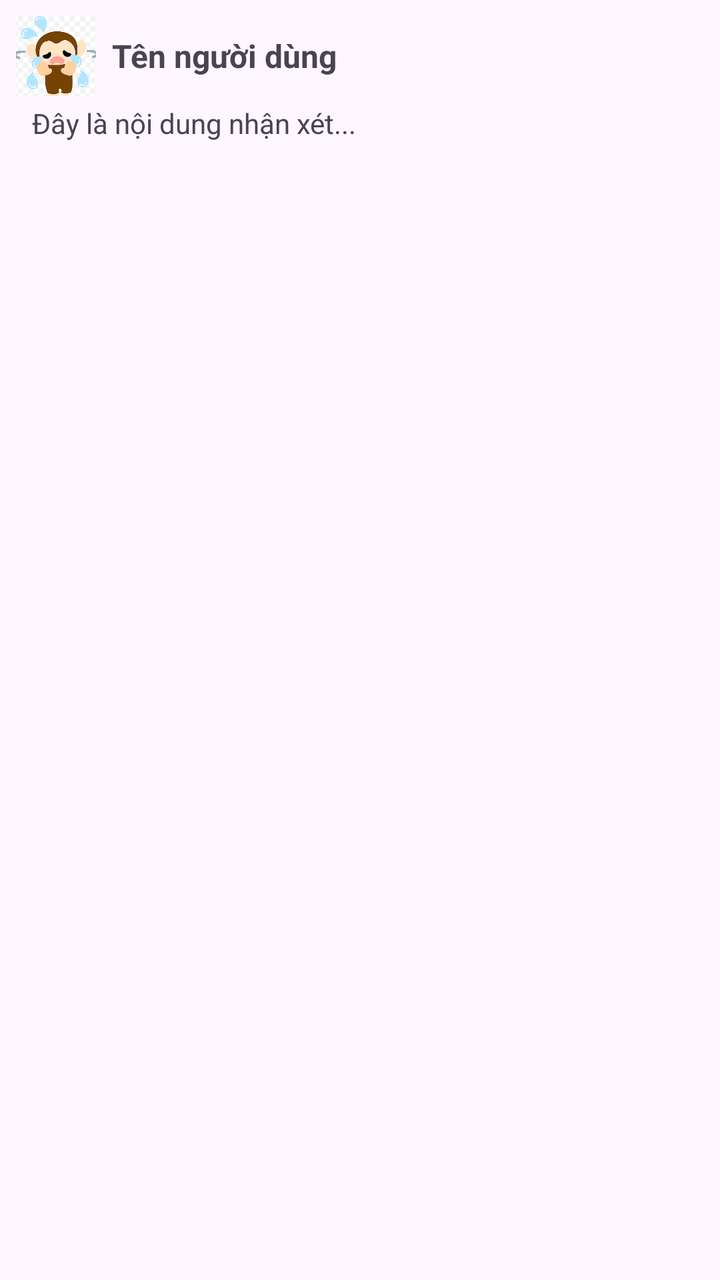
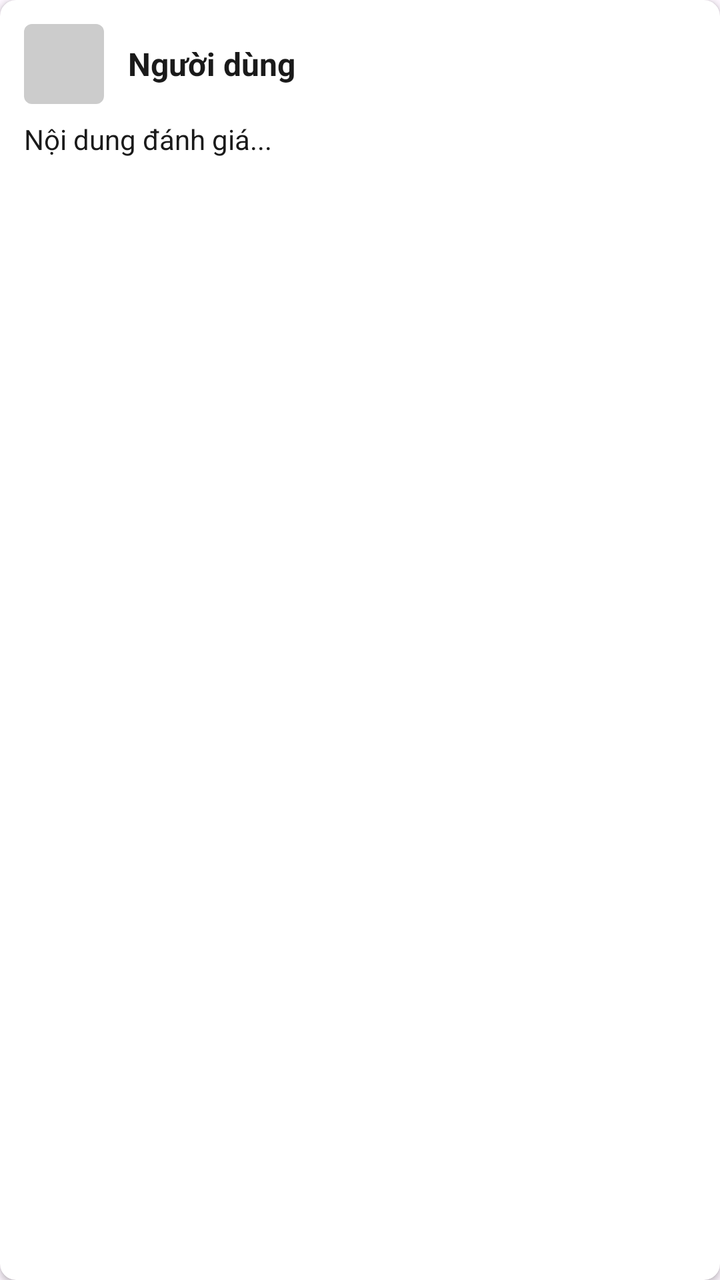

Two renders of the same Android screen: before a commit and after it. Below are the layout's source before the change and the commit's diff.
<!-- AndroidManifest.xml: application theme Theme.DEMO -->
<!-- res/layout/viewholder_list_comment.xml -->
<LinearLayout xmlns:android="http://schemas.android.com/apk/res/android"
    android:layout_width="match_parent"
    android:layout_height="wrap_content"
    android:orientation="vertical"
    android:padding="8dp"
    android:layout_marginStart="4dp"
    android:layout_marginEnd="12dp"
    android:layout_marginBottom="12dp"
    android:layout_marginTop="12dp"
    >


    <LinearLayout
        android:layout_width="match_parent"
        android:layout_height="wrap_content"
        android:orientation="horizontal"

        >

        <ImageView
            android:id="@+id/imageView_comment"
            android:layout_width="40dp"
            android:layout_height="40dp"
            android:scaleType="centerCrop"
            android:src="@drawable/usx"

            />

        <TextView
            android:id="@+id/txtName_comment"
            android:layout_width="wrap_content"
            android:layout_height="wrap_content"
            android:layout_gravity="center_vertical"
            android:layout_marginStart="8dp"
            android:text="Tên người dùng"
            android:textSize="16sp"
            android:textStyle="bold" />
    </LinearLayout>


    <TextView
        android:id="@+id/txtComment"
        android:layout_width="wrap_content"
        android:layout_height="wrap_content"
        android:layout_marginTop="4dp"
        android:layout_marginStart="8dp"
        android:text="Đây là nội dung nhận xét..."
        android:textSize="14sp" />


    <ImageView
        android:id="@+id/commentImage"
        android:layout_width="match_parent"
        android:layout_height="200dp"
        android:layout_marginTop="4dp"
        android:scaleType="centerCrop"
        android:visibility="gone" />


    <VideoView
        android:id="@+id/commentVideo"
        android:layout_width="match_parent"
        android:layout_height="200dp"
        android:layout_marginTop="4dp"
        android:visibility="gone" />




</LinearLayout>
<!-- resources referenced by this layout -->
<resources>
  <!-- drawable usx: png bitmap (drawable, 4106 bytes) -->
  <style name="Theme.DEMO" parent="Base.Theme.DEMO" />
  <style name="Base.Theme.DEMO" parent="Theme.Material3.DayNight.NoActionBar">
          
          
  
           <item name="colorPrimaryVariant">@color/lavender</item>
  
      </style>
  <color name="lavender">#5C6BC0</color>
</resources>

<!-- the commit's change to res/layout/viewholder_list_comment.xml (unified diff, before → after) -->
@@ -1,70 +1,70 @@
-<LinearLayout xmlns:android="http://schemas.android.com/apk/res/android"
+<?xml version="1.0" encoding="utf-8"?>
+<androidx.cardview.widget.CardView
+    xmlns:android="http://schemas.android.com/apk/res/android"
+    xmlns:app="http://schemas.android.com/apk/res-auto"
     android:layout_width="match_parent"
     android:layout_height="wrap_content"
-    android:orientation="vertical"
-    android:padding="8dp"
-    android:layout_marginStart="4dp"
-    android:layout_marginEnd="12dp"
-    android:layout_marginBottom="12dp"
-    android:layout_marginTop="12dp"
-    >
-
+    android:layout_margin="8dp"
+    app:cardCornerRadius="8dp"
+    app:cardElevation="2dp">
 
     <LinearLayout
         android:layout_width="match_parent"
         android:layout_height="wrap_content"
-        android:orientation="horizontal"
+        android:orientation="vertical"
+        android:padding="12dp">
 
-        >
+        <LinearLayout
+            android:layout_width="match_parent"
+            android:layout_height="wrap_content"
+            android:orientation="horizontal"
+            android:gravity="center_vertical">
+
+            <ImageView
+                android:id="@+id/imgAvatar"
+                android:layout_width="40dp"
+                android:layout_height="40dp"
+                android:layout_marginEnd="12dp"
+                android:src="@drawable/placeholder"
+                android:scaleType="centerCrop"/>
+
+            <TextView
+                android:id="@+id/txtNameComment"
+                android:layout_width="0dp"
+                android:layout_height="wrap_content"
+                android:layout_weight="1"
+                android:text="Người dùng"
+                android:textSize="16sp"
+                android:textStyle="bold"
+                android:textColor="@color/black"/>
+
+        </LinearLayout>
+
+        <TextView
+            android:id="@+id/txtComment"
+            android:layout_width="match_parent"
+            android:layout_height="wrap_content"
+            android:layout_marginTop="8dp"
+            android:text="Nội dung đánh giá..."
+            android:textSize="14sp"
+            android:textColor="@color/black"
+            android:lineSpacingExtra="4dp"/>
 
         <ImageView
-            android:id="@+id/imageView_comment"
-            android:layout_width="40dp"
-            android:layout_height="40dp"
-            android:scaleType="centerCrop"
-            android:src="@drawable/usx"
+            android:id="@+id/commentImage"
+            android:layout_width="120dp"
+            android:layout_height="120dp"
+            android:layout_marginTop="8dp"
+            android:visibility="gone"
+            android:scaleType="centerCrop"/>
 
-            />
+        <VideoView
+            android:id="@+id/commentVideo"
+            android:layout_width="match_parent"
+            android:layout_height="200dp"
+            android:layout_marginTop="8dp"
+            android:visibility="gone"/>
 
-        <TextView
-            android:id="@+id/txtName_comment"
-            android:layout_width="wrap_content"
-            android:layout_height="wrap_content"
-            android:layout_gravity="center_vertical"
-            android:layout_marginStart="8dp"
-            android:text="Tên người dùng"
-            android:textSize="16sp"
-            android:textStyle="bold" />
     </LinearLayout>
 
-
-    <TextView
-        android:id="@+id/txtComment"
-        android:layout_width="wrap_content"
-        android:layout_height="wrap_content"
-        android:layout_marginTop="4dp"
-        android:layout_marginStart="8dp"
-        android:text="Đây là nội dung nhận xét..."
-        android:textSize="14sp" />
-
-
-    <ImageView
-        android:id="@+id/commentImage"
-        android:layout_width="match_parent"
-        android:layout_height="200dp"
-        android:layout_marginTop="4dp"
-        android:scaleType="centerCrop"
-        android:visibility="gone" />
-
-
-    <VideoView
-        android:id="@+id/commentVideo"
-        android:layout_width="match_parent"
-        android:layout_height="200dp"
-        android:layout_marginTop="4dp"
-        android:visibility="gone" />
-
-
-
-
-</LinearLayout>
+</androidx.cardview.widget.CardView>
<!-- resource entries referenced after the edit -->
@@ -1,6 +1,12 @@
 <!-- resources referenced by this layout -->
 <resources>
-  <!-- drawable usx: png bitmap (drawable, 4106 bytes) -->
+  <color name="black">#FF1A1A1A</color>
+  <!-- drawable placeholder (drawable) -->
+  <?xml version="1.0" encoding="utf-8"?>
+  <shape xmlns:android="http://schemas.android.com/apk/res/android">
+      <solid android:color="#CCCCCC" />
+      <corners android:radius="4dp" />
+  </shape>
   <style name="Theme.DEMO" parent="Base.Theme.DEMO" />
   <style name="Base.Theme.DEMO" parent="Theme.Material3.DayNight.NoActionBar">
           
